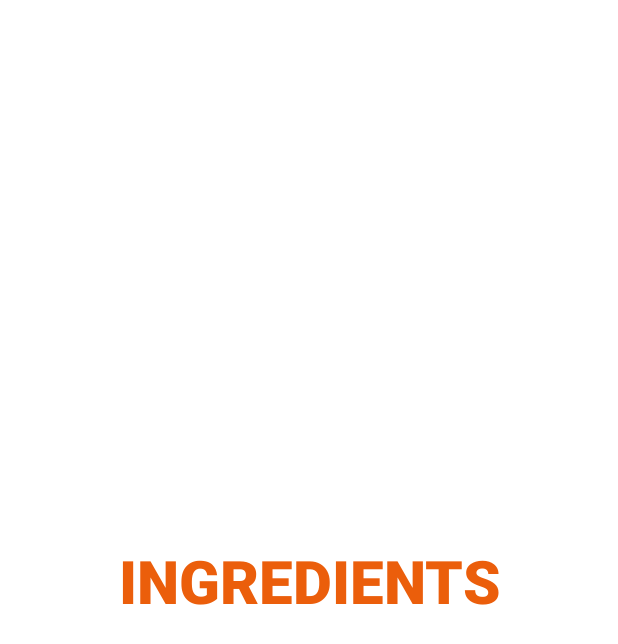
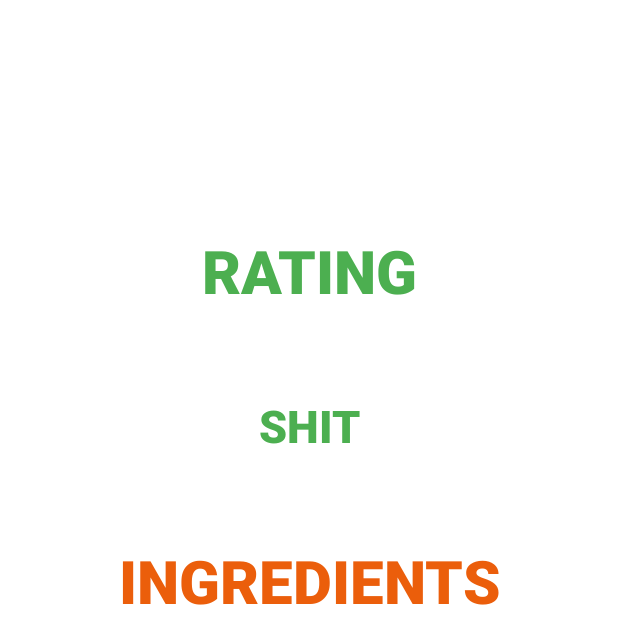
Before and after one commit to namanrana16/ImageRecognition, an Android app: the layout activity_main2.xml on its own in the app's theme, with its tools: preview values and no code run, on a phone screen of 412 x 824 dp. Shown: the top 644 px of the screen. Run offline under Robolectric (Android 15) with nearby library versions, the phone set to English and light mode, and no system bars.

Commit message:
first commit

```diff
--- a/app/build.gradle
+++ b/app/build.gradle
@@ -52,6 +52,8 @@ dependencies {
     implementation 'androidx.recyclerview:recyclerview:1.1.0'
     implementation 'androidx.navigation:navigation-fragment-ktx:2.3.3'
     implementation 'androidx.navigation:navigation-ui-ktx:2.3.3'
+    implementation project(path: ':ingredientAnalyzer')
+
     def camerax_version = "1.0.0-beta07"
 // CameraX core library using camera2 implementation
     implementation "androidx.camera:camera-camera2:1.1.0-alpha02"
--- a/app/src/main/res/layout/activity_main2.xml
+++ b/app/src/main/res/layout/activity_main2.xml
@@ -6,6 +6,33 @@
     android:layout_height="match_parent"
     android:background="@color/white"
     tools:context=".MainActivity2">
+
+    <TextView
+        android:layout_width="wrap_content"
+        android:layout_height="wrap_content"
+        app:layout_constraintTop_toTopOf="parent"
+        android:id="@+id/Rating"
+        android:text="RATING"
+        android:textColor="#4CAF50"
+        android:fontFamily="sans-serif-black"
+        android:textSize="40sp"
+        android:gravity="center"
+        app:layout_constraintLeft_toLeftOf="parent"
+        app:layout_constraintRight_toRightOf="parent"
+        app:layout_constraintBottom_toTopOf="@id/Ingredients"/>
+    <TextView
+        android:layout_width="wrap_content"
+        android:layout_height="wrap_content"
+        app:layout_constraintTop_toBottomOf="@id/Rating"
+        android:text="SHIT"
+        android:id="@+id/ratingValue"
+        android:textColor="#4CAF50"
+        android:fontFamily="sans-serif-black"
+        android:textSize="30sp"
+        android:gravity="center"
+        app:layout_constraintLeft_toLeftOf="parent"
+        app:layout_constraintRight_toRightOf="parent"
+        app:layout_constraintBottom_toTopOf="@id/Ingredients"/>
 
     <TextView
         android:layout_width="wrap_content"
--- a/build.gradle
+++ b/build.gradle
@@ -8,6 +8,7 @@ buildscript {
     }
     dependencies {
         classpath 'com.android.tools.build:gradle:4.1.2'
+
         classpath "org.jetbrains.kotlin:kotlin-gradle-plugin:1.4.31"
         classpath 'com.google.gms:google-services:4.3.5'
 
--- a/ingredientAnalyzer/build.gradle
+++ b/ingredientAnalyzer/build.gradle
@@ -8,7 +8,7 @@ android {
     buildToolsVersion "30.0.3"
 
     defaultConfig {
-        minSdkVersion 29
+        minSdkVersion 26
         targetSdkVersion 30
         versionCode 1
         versionName "1.0"
@@ -38,7 +38,7 @@ dependencies {
     implementation 'androidx.core:core-ktx:1.3.2'
     implementation 'androidx.appcompat:appcompat:1.2.0'
     implementation 'com.google.android.material:material:1.3.0'
-    testImplementation 'junit:junit:4.+'
+    testImplementation 'junit:junit:4.13.2'
     androidTestImplementation 'androidx.test.ext:junit:1.1.2'
     androidTestImplementation 'androidx.test.espresso:espresso-core:3.3.0'
 }
--- a/settings.gradle
+++ b/settings.gradle
@@ -1,2 +1,3 @@
+include ':ingredientAnalyzer'
 include ':app'
 rootProject.name = "ImageRecog"
```
Also changed, not shown: app/src/main/java/com/example/imagerecog/MainActivity.kt (+14 -12 lines), app/src/main/java/com/example/imagerecog/MainActivity2.kt (+42 -11 lines), ingredientAnalyzer/src/main/java/com/example/ingredientanalyzer/Ingredients.kt (+19 -0 lines), 1 other file.
